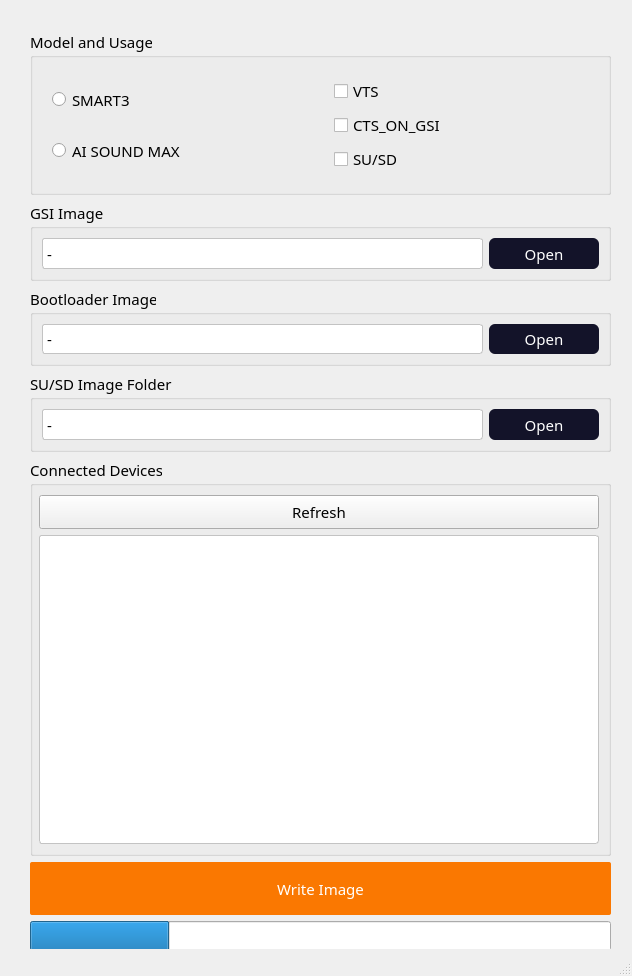
The window that Gsi_writer.ui (charmk20/gsi_writer) describes before a commit, drawn with Qt 5.
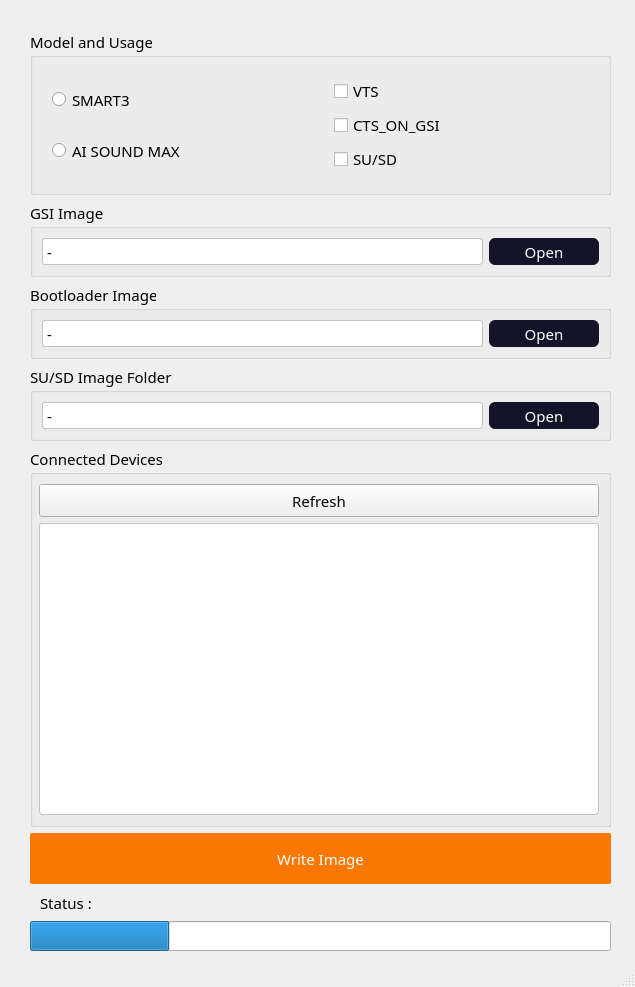
The same window after the commit.

Commit message: SWAN SUSD image write fail 나는 문제 수정

```diff
--- a/Gsi_writer.ui
+++ b/Gsi_writer.ui
@@ -6,8 +6,8 @@
    <rect>
     <x>0</x>
     <y>0</y>
-    <width>632</width>
-    <height>976</height>
+    <width>635</width>
+    <height>987</height>
    </rect>
   </property>
   <property name="sizePolicy">
@@ -41,7 +41,7 @@
       <height>941</height>
      </rect>
     </property>
-    <layout class="QVBoxLayout" name="verticalLayout_4" stretch="6,3,3,3,15,2,3">
+    <layout class="QVBoxLayout" name="verticalLayout_4" stretch="6,3,3,3,15,2,1,3">
      <property name="leftMargin">
       <number>10</number>
      </property>
@@ -572,6 +572,28 @@
        </property>
       </widget>
      </item>
+     <item>
+      <widget class="QLabel" name="label_status">
+       <property name="sizePolicy">
+        <sizepolicy hsizetype="Expanding" vsizetype="Expanding">
+         <horstretch>1</horstretch>
+         <verstretch>1</verstretch>
+        </sizepolicy>
+       </property>
+       <property name="maximumSize">
+        <size>
+         <width>16777215</width>
+         <height>16777215</height>
+        </size>
+       </property>
+       <property name="text">
+        <string>Status : </string>
+       </property>
+       <property name="indent">
+        <number>10</number>
+       </property>
+      </widget>
+     </item>
      <item>
       <widget class="QProgressBar" name="progressBar">
        <property name="value">
```
The commit also changes 1 other file.
